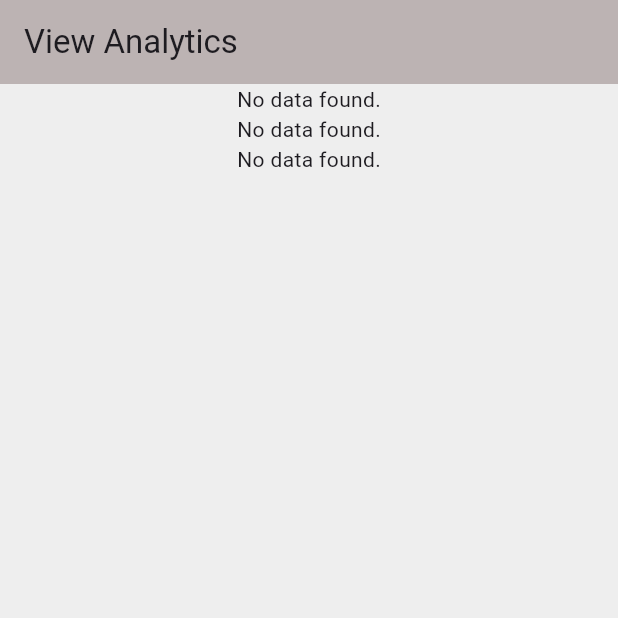
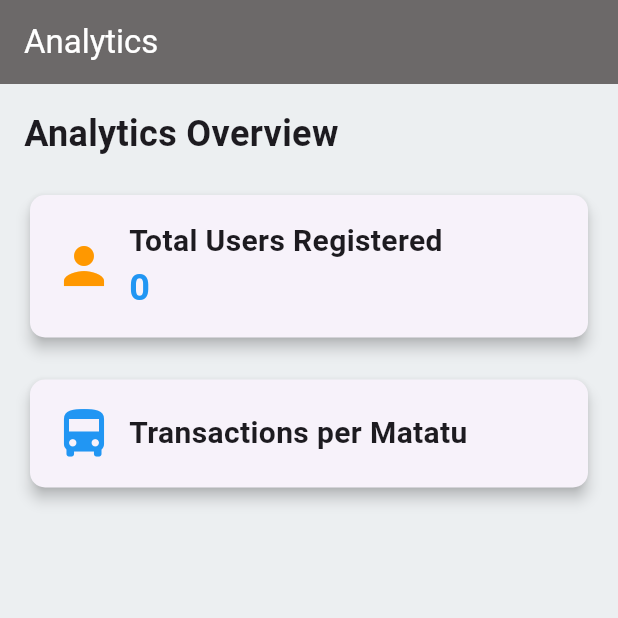
Before and after one commit to Caldwell10/Fare_payment_system, a Flutter app: the ViewAnalyticsPage screen opened directly, on a phone screen of 412 x 824 dp, the top half of it. Run offline on Flutter 3.47's test engine with Material 3 defaults, Android fonts, the phone set to English and light mode, and no system bars; our stand-ins replace cloud_firestore, firebase_auth, firebase_core, flutter_map, geocoding, latlong2; accounts and stored records are empty.

Commit message:
Added analytics

```diff
--- a/lib/admin_view/view_analytics_page.dart
+++ b/lib/admin_view/view_analytics_page.dart
@@ -1,128 +1,179 @@
+import 'package:cloud_firestore/cloud_firestore.dart';
 import 'package:flutter/material.dart';
-import 'package:cloud_firestore/cloud_firestore.dart';
-import 'package:fl_chart/fl_chart.dart';
 
-class ViewAnalyticsPage extends StatefulWidget {
+class ViewAnalyticsPage extends StatelessWidget {
   const ViewAnalyticsPage({super.key});
 
-  @override
-  _ViewAnalyticsPageState createState() => _ViewAnalyticsPageState();
+  Future<Map<String, dynamic>> _fetchAnalytics() async {
+    // Fetch transactions
+    QuerySnapshot transactionsSnapshot = await FirebaseFirestore.instance.collection('transactions').get();
+    Map<String, dynamic> transactionsPerMatatu = {};
+
+    for (var doc in transactionsSnapshot.docs) {
+      var data = doc.data() as Map<String, dynamic>;
+      String matatuId = data['matatuId'];
+      double amount = double.tryParse(data['amount'].toString()) ?? 0.0;
+      String phoneNumber = data['phoneNumber'] ?? 'Unknown';
+      Timestamp timestamp = data['timestamp'] ?? Timestamp.now();
+
+      if (transactionsPerMatatu.containsKey(matatuId)) {
+        transactionsPerMatatu[matatuId]['count'] += 1;
+        transactionsPerMatatu[matatuId]['totalAmount'] += amount;
+        transactionsPerMatatu[matatuId]['transactions'].add({
+          'phoneNumber': phoneNumber,
+          'timestamp': timestamp,
+        });
+      } else {
+        transactionsPerMatatu[matatuId] = {
+          'count': 1,
+          'totalAmount': amount,
+          'transactions': [
+            {
+              'phoneNumber': phoneNumber,
+              'timestamp': timestamp,
+            }
+          ],
+        };
+      }
     }
 
-class _ViewAnalyticsPageState extends State<ViewAnalyticsPage> {
-  final List<String> collections = [
-    'users',
-    'transactions',
-    'support_tickets',
+    // Fetch users
+    QuerySnapshot usersSnapshot = await FirebaseFirestore.instance.collection('users').get();
+    int totalUsers = usersSnapshot.docs.length;
 
-  ];
+    return {
+      'transactionsPerMatatu': transactionsPerMatatu,
+      'totalUsers': totalUsers,
+    };
+  }
 
   @override
   Widget build(BuildContext context) {
     return Scaffold(
       appBar: AppBar(
-        title: const Text('View Analytics'),
-        backgroundColor: const Color.fromARGB(255, 188, 179, 179),
+        title: Text('Analytics'),
+        backgroundColor: const Color.fromARGB(255, 108, 105, 105),
+        foregroundColor: Colors.white,
       ),
-      body: ListView.builder(
-        itemCount: collections.length,
-        itemBuilder: (context, index) {
-          return _buildCollectionChart(collections[index]);
-        },
-      ),
-      backgroundColor: Colors.grey[200],
-    );
+      body: FutureBuilder<Map<String, dynamic>>(
+        future: _fetchAnalytics(),
+        builder: (context, snapshot) {
+          if (snapshot.connectionState == ConnectionState.waiting) {
+            return Center(child: CircularProgressIndicator());
+          } else if (snapshot.hasError) {
+            return Center(child: Text('Error: ${snapshot.error}'));
+          } else if (!snapshot.hasData) {
+            return Center(child: Text('No data available'));
           }
 
-  Widget _buildCollectionChart(String collectionName) {
-    return StreamBuilder<QuerySnapshot>(
-      stream: FirebaseFirestore.instance.collection(collectionName).snapshots(),
-      builder: (context, snapshot) {
-        if (snapshot.connectionState == ConnectionState.waiting) {
-          return const Center(child: CircularProgressIndicator());
-        }
+          var analytics = snapshot.data!;
+          var transactionsPerMatatu = analytics['transactionsPerMatatu'] as Map<String, dynamic>;
+          var totalUsers = analytics['totalUsers'] as int;
 
-        if (!snapshot.hasData || snapshot.data!.docs.isEmpty) {
-          return const Center(child: Text('No data found.'));
-        }
-
-        final data = snapshot.data!.docs;
-        final pieData = _createPieData(data);
-        final lineData = _createLineData(data);
-
-        return Column(
+          return Padding(
+            padding: const EdgeInsets.all(16.0),
+            child: Column(
+              crossAxisAlignment: CrossAxisAlignment.start,
               children: [
-            Container(
+                Text(
+                  'Analytics Overview',
+                  style: TextStyle(fontSize: 24, fontWeight: FontWeight.bold),
+                ),
+                SizedBox(height: 20),
+                Card(
+                  elevation: 4,
+                  shape: RoundedRectangleBorder(
+                    borderRadius: BorderRadius.circular(10),
+                  ),
+                  child: Padding(
                     padding: const EdgeInsets.all(16.0),
-              child: Text(
-                collectionName,
-                style: const TextStyle(fontSize: 20, fontWeight: FontWeight.bold),
+                    child: Row(
+                      children: [
+                        Icon(Icons.person, size: 40, color: Colors.orange),
+                        SizedBox(width: 10),
+                        Column(
+                          crossAxisAlignment: CrossAxisAlignment.start,
+                          children: [
+                            Text(
+                              'Total Users Registered',
+                              style: TextStyle(fontSize: 20, fontWeight: FontWeight.bold),
                             ),
+                            Text(
+                              '$totalUsers',
+                              style: TextStyle(fontSize: 24, fontWeight: FontWeight.bold, color: Colors.blue),
                             ),
-            Container(
-              height: 300,
-              padding: const EdgeInsets.all(16.0),
-              child: PieChart(
-                PieChartData(
-                  sections: pieData,
-                  centerSpaceRadius: 50,
-                  sectionsSpace: 4,
-                  borderData: FlBorderData(show: false),
+                          ],
+                        ),
+                      ],
                     ),
                   ),
                 ),
-            Container(
-              height: 300,
+                SizedBox(height: 20),
+                Card(
+                  elevation: 4,
+                  shape: RoundedRectangleBorder(
+                    borderRadius: BorderRadius.circular(10),
+                  ),
+                  child: Padding(
                     padding: const EdgeInsets.all(16.0),
-              child: LineChart(
-                LineChartData(
-                  lineBarsData: lineData,
-                  titlesData: FlTitlesData(show: true),
-                  borderData: FlBorderData(show: true),
-                  gridData: FlGridData(show: true),
-                  lineTouchData: LineTouchData(enabled: true),
+                    child: Row(
+                      children: [
+                        Icon(Icons.directions_bus, size: 40, color: Colors.blue),
+                        SizedBox(width: 10),
+                        Text(
+                          'Transactions per Matatu',
+                          style: TextStyle(fontSize: 20, fontWeight: FontWeight.bold),
+                        ),
+                      ],
                     ),
                   ),
                 ),
+                SizedBox(height: 20),
+                Expanded(
+                  child: ListView.builder(
+                    itemCount: transactionsPerMatatu.length,
+                    itemBuilder: (context, index) {
+                      String matatuId = transactionsPerMatatu.keys.elementAt(index);
+                      int transactionCount = transactionsPerMatatu[matatuId]['count'];
+                      double totalAmount = transactionsPerMatatu[matatuId]['totalAmount'];
+                      var transactions = transactionsPerMatatu[matatuId]['transactions'] as List<Map<String, dynamic>>;
+
+                      return Card(
+                        margin: EdgeInsets.symmetric(vertical: 8),
+                        elevation: 3,
+                        shape: RoundedRectangleBorder(
+                          borderRadius: BorderRadius.circular(10),
+                        ),
+                        child: ExpansionTile(
+                          title: Text(
+                            'Matatu ID: $matatuId',
+                            style: TextStyle(fontWeight: FontWeight.bold),
+                          ),
+                          subtitle: Column(
+                            crossAxisAlignment: CrossAxisAlignment.start,
+                            children: [
+                              Text('Transactions: $transactionCount'),
+                              Text('Total Amount: ${totalAmount.toStringAsFixed(2)}'),
                             ],
+                          ),
+                          children: transactions.map((transaction) {
+                            return ListTile(
+                              leading: Icon(Icons.person, size: 40, color: Colors.black),
+                              title: Text('Phone Number: ${transaction['phoneNumber']}'),
+                              subtitle: Text('Time: ${transaction['timestamp'].toDate()}'),
+                            );
+                          }).toList(),
+                        ),
                       );
                     },
+                  ),
+                ),
+              ],
+            ),
+          );
+        },
+      ),
+      backgroundColor: const Color.fromARGB(255, 236, 239, 241), // Background color to contrast with the cards
     );
   }
-
-  List<PieChartSectionData> _createPieData(List<QueryDocumentSnapshot> data) {
-    return List.generate(data.length, (index) {
-      final doc = data[index];
-      final metric = doc['metric'] ?? 'Metric $index';
-      final value = doc['value'] ?? 0;
-      print('Pie data - metric: $metric, value: $value');
-      return PieChartSectionData(
-        value: (value is int ? value.toDouble() : value) ?? 0.0,
-        title: '$metric: $value',
-        color: Colors.primaries[index % Colors.primaries.length],
-        radius: 100,
-      );
-    });
 }
-
-  List<LineChartBarData> _createLineData(List<QueryDocumentSnapshot> data) {
-    final spots = data.map((doc) {
-      final date = (doc['date'] as Timestamp?)?.toDate() ?? DateTime.now();
-      final value = doc['value'] ?? 0;
-      print('Line data - date: $date, value: $value');
-      return FlSpot(date.millisecondsSinceEpoch.toDouble(), (value is int ? value.toDouble() : value) ?? 0.0);
-    }).toList();
-
-    return [
-      LineChartBarData(
-        spots: spots,
-        isCurved: true,
-        color: const Color.fromARGB(255, 89, 104, 117),
-        barWidth: 4,
-        isStrokeCapRound: true,
-        dotData: FlDotData(show: false),
-        belowBarData: BarAreaData(show: true, color: Colors.blue.withOpacity(0.3)),
-      ),
-    ];
-  }
-}
```
Lines whose indentation alone changed are shown as unchanged.
